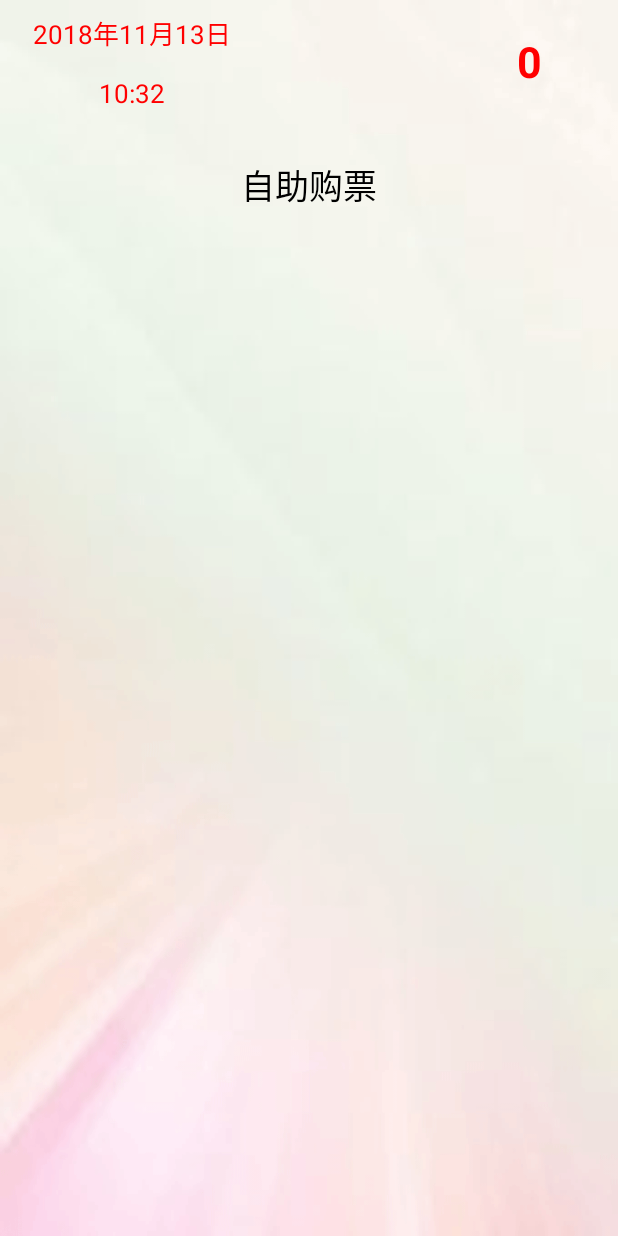
After one commit to JianJianLe/TVM, an Android app: the SelectPriceActivity screen opened directly, with no data from a screen before it, on a phone screen of 412 x 824 dp. The commit adds this screen. Run offline under Robolectric (Android 15) with nearby library versions, the phone set to English and light mode, and no system bars; our stand-ins replace ButterKnife; 2 statements that could not run were skipped.

Commit message:
Update For  activity

```diff
--- a/app/src/main/AndroidManifest.xml
+++ b/app/src/main/AndroidManifest.xml
@@ -33,6 +33,7 @@
         <activity android:name=".activity.BillQueryActivity"></activity>
         <activity android:name=".activity.PriceListActivity"></activity>
         <activity android:name=".activity.PriceEditActivity"></activity>
+        <activity android:name=".activity.SelectPriceActivity"></activity>
     </application>
 
 </manifest>
--- a/app/src/main/java/com/tvm/tvm/activity/MainActivity.java
+++ b/app/src/main/java/com/tvm/tvm/activity/MainActivity.java
@@ -8,7 +8,6 @@ import android.util.Log;
 import android.view.SurfaceView;
 import android.view.View;
 import android.widget.FrameLayout;
-import android.widget.ImageButton;
 import android.widget.ImageView;
 import android.widget.LinearLayout;
 import android.widget.TextView;
@@ -36,6 +35,7 @@ import java.util.concurrent.TimeUnit;
 
 import butterknife.BindView;
 import butterknife.ButterKnife;
+import butterknife.OnClick;
 import butterknife.OnLongClick;
 
 public class MainActivity extends BaseActivity {
@@ -105,6 +105,9 @@ public class MainActivity extends BaseActivity {
     @BindView(R.id.tv_main_ticke_list_desc2)
     TextView tv_main_ticke_list_desc2;
 
+    @BindView(R.id.tv_main_click_buy)
+    TextView tv_main_click_buy;
+
     @BindView(R.id.vp_main_ads)
     ViewPager vp_main_ads;
 
@@ -173,7 +176,16 @@ public class MainActivity extends BaseActivity {
         return true;
     }
 
-    private void getTicketList(){
+    @OnClick({R.id.tv_main_click_buy})
+    public void onClick(View view){
+        switch (view.getId()){
+            case R.id.tv_main_click_buy:
+                startActivity(this,SelectPriceActivity.class);
+                break;
+        }
+    }
+
+    private void getPriceList(){
         //获取价格列表
         PriceDao priceDao = daoSession.getPriceDao();
         priceList = priceDao.queryBuilder().list();
@@ -297,7 +309,7 @@ public class MainActivity extends BaseActivity {
         //设置票数
         setTicketNum();
 
-        getTicketList();
+        getPriceList();
     }
 
     //关掉延迟服务
--- /dev/null
+++ b/app/src/main/java/com/tvm/tvm/activity/SelectPriceActivity.java
@@ -0,0 +1,120 @@
+package com.tvm.tvm.activity;
+
+import android.os.Bundle;
+import android.os.Handler;
+import android.os.Message;
+import android.util.Log;
+import android.widget.TextView;
+
+import com.tvm.tvm.R;
+import com.tvm.tvm.application.AppApplication;
+import com.tvm.tvm.bean.TicketSummary;
+import com.tvm.tvm.bean.dao.DaoSession;
+import com.tvm.tvm.bean.dao.TicketSummaryDao;
+import com.tvm.tvm.util.SharedPrefsUtil;
+import com.tvm.tvm.util.constant.PreConfig;
+
+import java.text.SimpleDateFormat;
+import java.util.Date;
+import java.util.List;
+import java.util.concurrent.Executors;
+import java.util.concurrent.ScheduledExecutorService;
+import java.util.concurrent.TimeUnit;
+
+import butterknife.BindView;
+import butterknife.ButterKnife;
+
+/**
+ * - @Description:  $desc$
+ * - @Author:  Jat
+ * - @Date:  2019/1/15
+ * - @Time： 21:14
+ */
+public class SelectPriceActivity extends BaseActivity {
+
+    @BindView(R.id.tv_select_price_header_time_date)
+    TextView tv_select_price_header_time_date;//日期
+
+    @BindView(R.id.tv_select_price_header_time_time)
+    TextView tv_select_price_header_time_time;//时间
+
+    @BindView(R.id.tv_select_price_header_ticket_num)
+    TextView tv_select_price_header_ticket_num;//票数
+    //格式化当前时间
+    private SimpleDateFormat format = new SimpleDateFormat("HH:mm");
+    private SimpleDateFormat dateFormat = new SimpleDateFormat("yyyy年M月d日");
+
+    private DaoSession daoSession;
+
+    private ScheduledExecutorService scheduledExecutorService;
+
+    private Handler handler = new Handler(){
+        @Override
+        public void handleMessage(Message msg) {
+            switch (msg.what){
+                case 0:
+                    //更新时间
+                    tv_select_price_header_time_date.setText(dateFormat.format(new Date()));
+                    tv_select_price_header_time_time.setText(format.format(new Date()));
+                    break;
+                case 1://播放广告
+
+                    break;
+                case 2:
+                    break;
+                case 3:
+                    break;
+            }
+        }
+    };
+
+    @Override
+    protected void onCreate(Bundle savedInstanceState) {
+        super.onCreate(savedInstanceState);
+        setContentView(R.layout.activity_select_price);
+        ButterKnife.bind(this);
+        daoSession = AppApplication.getApplication().getDaoSession();
+    }
+
+    @Override
+    protected void onResume() {
+        super.onResume();
+        //设置票数
+        setTicketNum();
+    }
+
+    //开启时执行延迟服务
+    @Override
+    protected void onStart() {
+        // TODO Auto-generated method stub
+        super.onStart();
+        scheduledExecutorService = Executors.newSingleThreadScheduledExecutor();
+        //时间更新，一分钟刷新一次
+        scheduledExecutorService.scheduleWithFixedDelay(new TimeTask(), 1, 1 ,TimeUnit.SECONDS);
+
+        Log.i("Test","Select price onStart scheduledExecutorService open!");
+    }
+
+    /**
+     * 时间任务 时间更新
+     * @author Administrator
+     *
+     */
+    private class TimeTask implements Runnable {
+        public void run() {
+            Message message = new Message();
+            message.what = 0;
+            handler.sendMessage(message);
+        }
+    }
+
+    private void setTicketNum(){
+        TicketSummaryDao ticketSummaryDao = daoSession.getTicketSummaryDao();
+        List<TicketSummary> ticketSummaryList = ticketSummaryDao.queryBuilder().where(TicketSummaryDao.Properties.Date.eq(dateFormat.format(new Date()))).list();
+        if (ticketSummaryList.size()==0){
+            tv_select_price_header_ticket_num.setText("0");
+        }else {
+            tv_select_price_header_ticket_num.setText(ticketSummaryList.get(0).getNum()+"");
+        }
+    }
+}
--- /dev/null
+++ b/app/src/main/java/com/tvm/tvm/adapter/SelectPriceActivity.java
@@ -0,0 +1,10 @@
+package com.tvm.tvm.adapter;
+
+/**
+ * - @Description:  $desc$
+ * - @Author:  Jat
+ * - @Date:  2019/1/15
+ * - @Time： 22:46
+ */
+public class SelectPriceActivity {
+}
--- /dev/null
+++ b/app/src/main/res/layout/activity_select_price.xml
@@ -0,0 +1,97 @@
+<?xml version="1.0" encoding="utf-8"?>
+<LinearLayout xmlns:android="http://schemas.android.com/apk/res/android"
+    android:orientation="vertical" android:layout_width="match_parent"
+    android:background="@drawable/bg"
+    android:layout_height="match_parent">
+
+    <LinearLayout
+        android:layout_width="match_parent"
+        android:layout_height="0dp"
+        android:layout_weight="1"
+        android:orientation="vertical" >
+        <LinearLayout
+            android:id="@+id/ll_select_price_header"
+            android:layout_width="match_parent"
+            android:layout_height="0dp"
+            android:layout_weight="1"
+            android:orientation="horizontal" >
+            <LinearLayout
+                android:id="@+id/ll_select_price_header_time"
+                android:layout_width="0dp"
+                android:layout_height="match_parent"
+                android:layout_weight="3"
+                android:orientation="vertical" >
+                <TextView
+                    android:id="@+id/tv_select_price_header_time_date"
+                    android:layout_width="match_parent"
+                    android:layout_height="0dp"
+                    android:layout_marginTop="@dimen/xy2dp"
+                    android:layout_weight="1"
+                    android:gravity="center"
+                    android:textColor="@color/red"
+                    android:textSize="@dimen/xy15sp"
+                    android:layout_gravity="center"
+                    android:text="2018年11月13日"/>
+                <TextView
+                    android:id="@+id/tv_select_price_header_time_time"
+                    android:layout_width="match_parent"
+                    android:layout_height="0dp"
+                    android:layout_weight="1"
+                    android:text="10:32"
+                    android:textSize="@dimen/xy15sp"
+                    android:textColor="@color/red"
+                    android:gravity="center"
+                    android:layout_gravity="center"
+                    />
+            </LinearLayout>
+            <LinearLayout
+                android:id="@+id/ll_select_price_header_null"
+                android:layout_width="0dp"
+                android:layout_height="match_parent"
+                android:layout_weight="2"
+                android:orientation="vertical" >
+
+            </LinearLayout>
+            <LinearLayout
+                android:id="@+id/ll_select_price_header_ticket"
+                android:layout_width="0dp"
+                android:layout_height="match_parent"
+                android:layout_weight="2"
+                android:orientation="vertical" >
+                <TextView
+                    android:id="@+id/tv_select_price_header_ticket_num"
+                    android:layout_width="match_parent"
+                    android:layout_height="match_parent"
+                    android:textColor="@color/red"
+                    android:textStyle="bold"
+                    android:gravity="center"
+                    android:textSize="@dimen/xy25sp"
+                    android:layout_gravity="center"
+                    android:text="01"/>
+            </LinearLayout>
+        </LinearLayout>
+        <LinearLayout
+            android:id="@+id/ll_select_price_title"
+            android:layout_width="match_parent"
+            android:layout_height="0dp"
+            android:layout_weight="1"
+            android:orientation="horizontal" >
+
+            <TextView
+                android:id="@+id/tv_select_price_title_title"
+                android:layout_width="match_parent"
+                android:layout_height="match_parent"
+                android:layout_gravity="center"
+                android:gravity="center"
+                android:textColor="@color/black"
+                android:textSize="@dimen/xy20sp"
+                android:text="@string/tvm_buy_title"/>
+        </LinearLayout>
+
+        <android.support.v7.widget.RecyclerView
+            android:layout_weight="8"
+            android:layout_width="match_parent"
+            android:layout_height="0dp"></android.support.v7.widget.RecyclerView>
+    </LinearLayout>
+
+</LinearLayout>
--- a/app/src/main/res/values/strings.xml
+++ b/app/src/main/res/values/strings.xml
@@ -3,6 +3,7 @@
 
     <string name="app_name">TVM</string>
     <string name="tvm_title">自助售票</string>
+    <string name="tvm_buy_title">自助购票</string>
     <string name="tvm_support">本机支持现金 微信 支付宝 支付</string>
 
     <string name="setting">设置</string>
```
